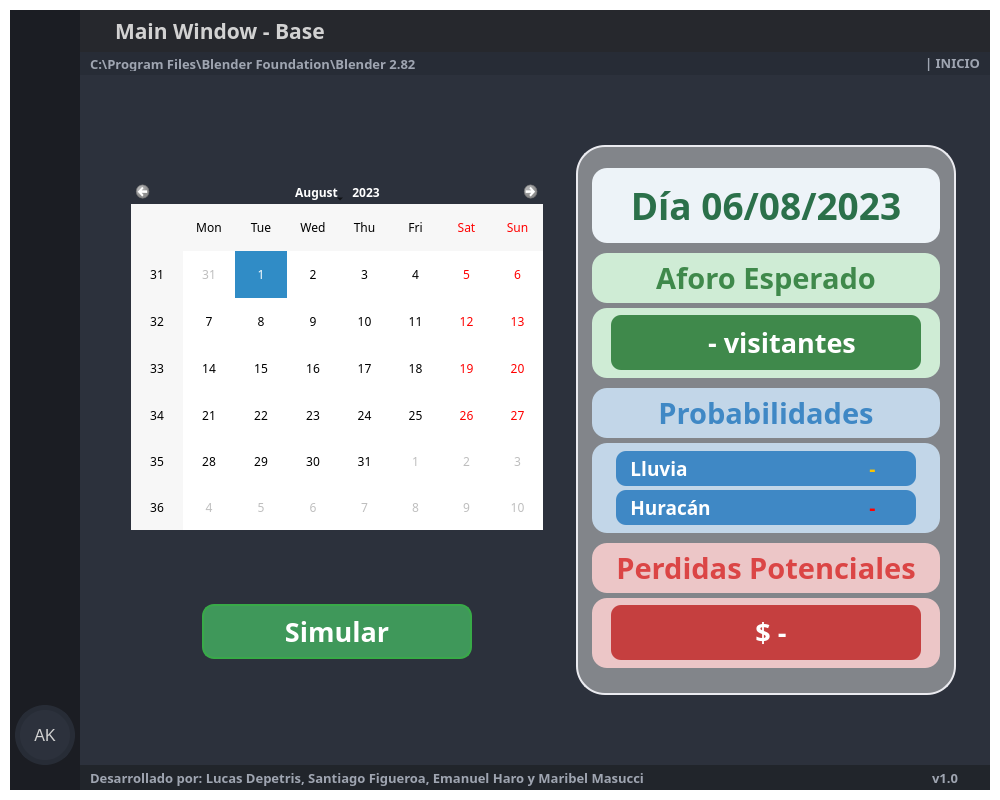
Qt form src/ui/GUI_BASE_AK.ui (RacoTeam/SimuladorAK) before a commit.
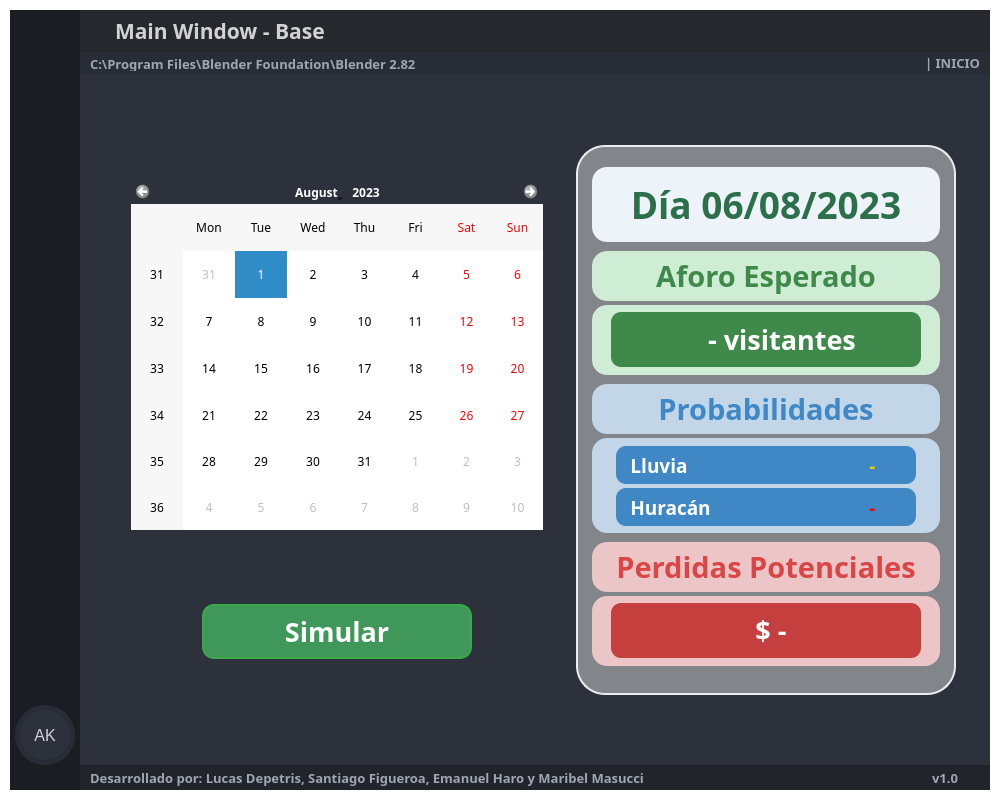
The same form after that commit. The open tabs and pages were chosen to show the change. Icons and pictures are not drawn.

```diff
--- a/src/ui/GUI_BASE_AK.ui
+++ b/src/ui/GUI_BASE_AK.ui
@@ -2456,7 +2456,7 @@
                                   <property name="frameShadow">
                                    <enum>QFrame::Raised</enum>
                                   </property>
-                                  <layout class="QVBoxLayout" name="verticalLayout_40" stretch="">
+                                  <layout class="QVBoxLayout" name="verticalLayout_40">
                                    <property name="spacing">
                                     <number>0</number>
                                    </property>
@@ -2603,7 +2603,7 @@
                             <property name="maximumSize">
                              <size>
                               <width>16777215</width>
-                              <height>90</height>
+                              <height>95</height>
                              </size>
                             </property>
                             <property name="styleSheet">
@@ -2641,7 +2641,13 @@
                                <property name="minimumSize">
                                 <size>
                                  <width>300</width>
-                                 <height>20</height>
+                                 <height>38</height>
+                                </size>
+                               </property>
+                               <property name="maximumSize">
+                                <size>
+                                 <width>300</width>
+                                 <height>16777215</height>
                                 </size>
                                </property>
                                <property name="layoutDirection">
@@ -2684,7 +2690,7 @@
                                  <widget class="QLabel" name="label_23">
                                   <property name="maximumSize">
                                    <size>
-                                    <width>100</width>
+                                    <width>175</width>
                                     <height>16777215</height>
                                    </size>
                                   </property>
@@ -2712,7 +2718,7 @@
                                    <set>Qt::AlignCenter</set>
                                   </property>
                                   <property name="margin">
-                                   <number>0</number>
+                                   <number>-4</number>
                                   </property>
                                  </widget>
                                 </item>
@@ -2721,9 +2727,12 @@
                                   <property name="orientation">
                                    <enum>Qt::Horizontal</enum>
                                   </property>
+                                  <property name="sizeType">
+                                   <enum>QSizePolicy::Maximum</enum>
+                                  </property>
                                   <property name="sizeHint" stdset="0">
                                    <size>
-                                    <width>40</width>
+                                    <width>176</width>
                                     <height>20</height>
                                    </size>
                                   </property>
@@ -2788,7 +2797,7 @@
                                <property name="minimumSize">
                                 <size>
                                  <width>300</width>
-                                 <height>20</height>
+                                 <height>38</height>
                                 </size>
                                </property>
                                <property name="layoutDirection">
```
Left out of the diff: 11 changed lines with no effect on the pictures.
